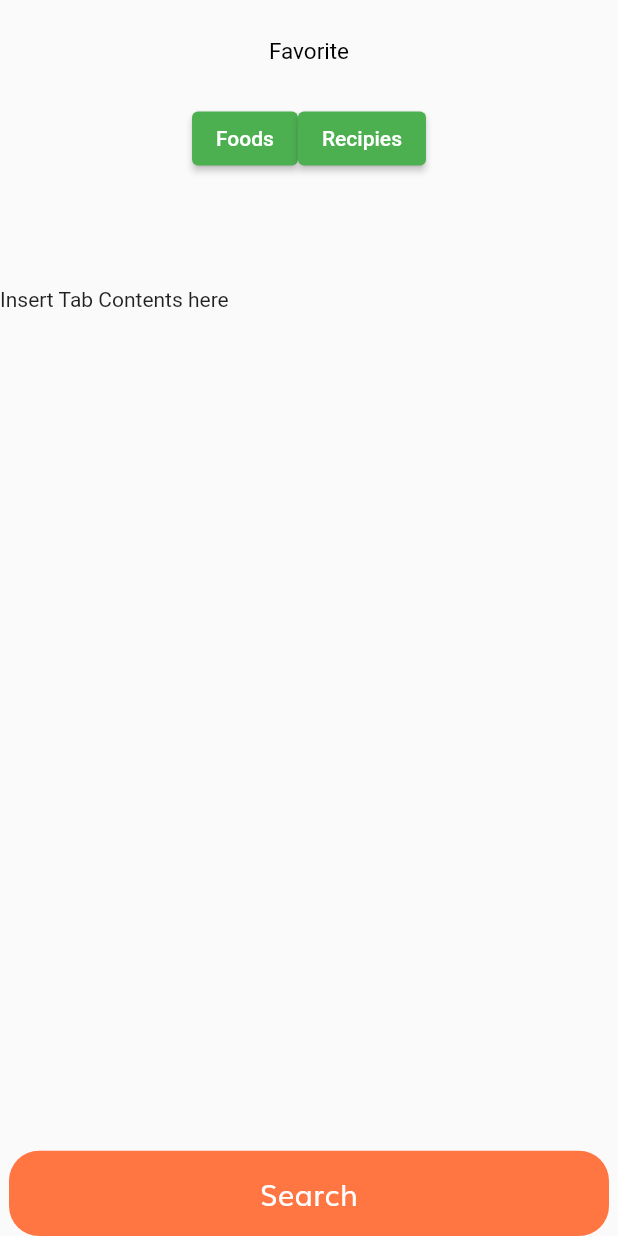
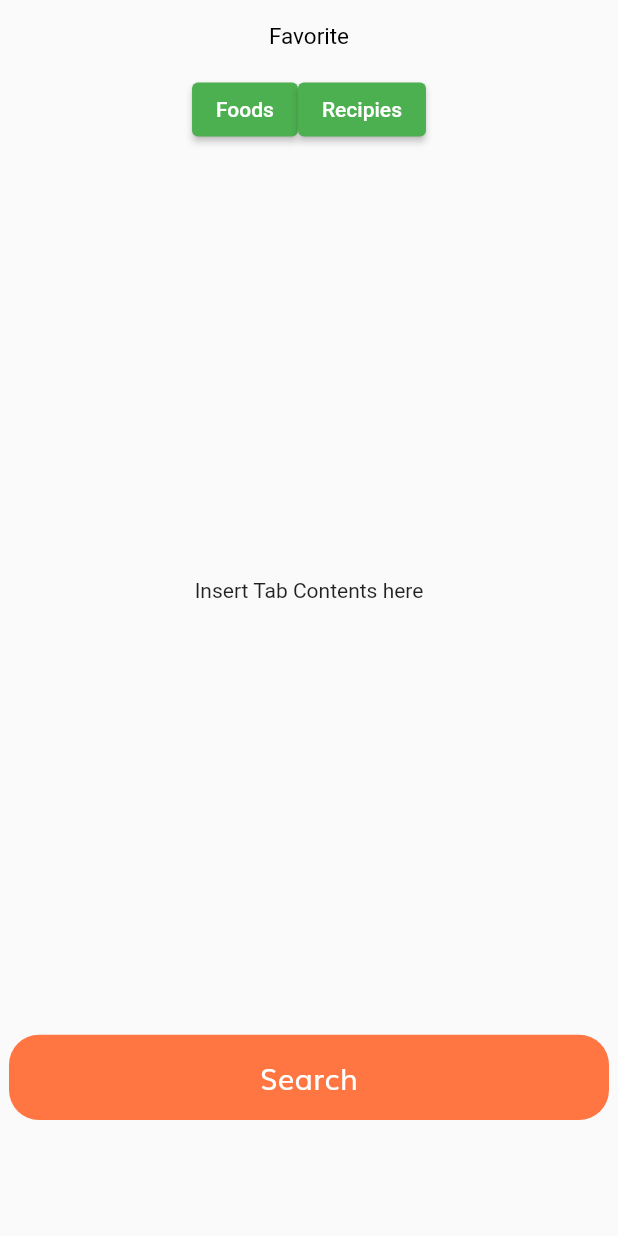
Before and after one commit to MasterChiefCarl/Garces_kCal, a Flutter app: the screen it shows after launch, after a tap on "Get Started", on a phone screen of 412 x 824 dp. Run offline on Flutter 3.47's test engine with Material 2 defaults, Android fonts, the phone set to English and light mode, and no system bars; our stand-ins replace flutter_svg; Roboto replaces fonts that are missing (NudMotoya).

Commit message:
current checkpoint: stoppoint

```diff
--- a/garces_kcal/lib/components/default_snackbar.dart
+++ b/garces_kcal/lib/components/default_snackbar.dart
@@ -1,6 +1,8 @@
 // ignore_for_file: deprecated_member_use, prefer_const_constructors
 
 import 'package:flutter/material.dart';
+import 'package:garces_kcal/config/constants.dart';
+import 'package:garces_kcal/debug/debug.dart';
 
 class DefaultSB {
   final String message;
@@ -20,14 +22,14 @@ class DefaultSB {
         content: Text(message),
         duration: Duration(seconds: 5000000),
         shape: RoundedRectangleBorder(
-          borderRadius: BorderRadius.only(
-              topLeft: Radius.circular(16.0), topRight: Radius.circular(16.0)),
+          borderRadius: BorderRadius.circular(20),
         ),
-        //backgroundColor: Colors.redAccent,
+        backgroundColor: kPrimaryColor,
+
         action: SnackBarAction(
-          textColor: Color(0xFFFAF2FB),
+          textColor: kPrimaryForeTextColor,
           label: 'OK',
-          onPressed: () {},
+          onPressed: () {consoleLog('SnackBar Press: OK');},
         ),
       ),
     );
--- a/garces_kcal/lib/config/constants.dart
+++ b/garces_kcal/lib/config/constants.dart
@@ -1,6 +1,8 @@
 import 'package:flutter/gestures.dart';
 import 'package:flutter/material.dart';
 
+const kPrimaryForeTextColor = Colors.white;
+const kSecondaryForeTextColor = Colors.black;
 const kPrimaryColor = Colors.green;
 const kButtonPrimaryColor = Color(0xFFFF7643);
 const kPrimaryLightColor = Color(0xFFFFECDF);
--- /dev/null
+++ b/garces_kcal/lib/debug/debug.dart
@@ -0,0 +1,3 @@
+consoleLog (String message){
+  print ('Console Message: "$message" recieved');
+}
--- /dev/null
+++ b/garces_kcal/lib/pages/components/home/body.dart
@@ -0,0 +1,138 @@
+// ignore_for_file: prefer_const_constructors, prefer_const_literals_to_create_immutables
+
+import'package:flutter/material.dart';
+import 'package:garces_kcal/components/default_button.dart';
+import 'package:garces_kcal/components/default_snackbar.dart';
+
+class HomePageBody extends StatefulWidget {
+  const HomePageBody({Key? key, required this.title}) : super(key: key);
+
+
+
+  final String title;
+
+  @override
+  State<HomePageBody> createState() => _MHPBState();
+}
+
+class _MHPBState extends State<HomePageBody> {
+  int _counter = 0;
+
+  void _incrementCounter() {
+    setState(() {
+      // This call to setState tells the Flutter framework that something has
+      // changed in this State, which causes it to rerun the build method below
+      // so that the display can reflect the updated values. If we changed
+      // _counter without calling setState(), then the build method would not be
+      // called again, and so nothing would appear to happen.
+      _counter++;
+    });
+  }
+
+  @override
+  Widget build(BuildContext context) {
+    final _kTabPages = <Widget>[
+      Center(child: Icon(Icons.cloud, size: 64.0, color: Colors.teal)),
+      Center(child: Icon(Icons.alarm, size: 64.0, color: Colors.cyan)),
+    ];
+    final _kTabs = <Tab>[
+      Tab(text: 'Foods'),
+      Tab(text: 'Recipies'),
+    ];
+    return Scaffold(
+        body: Column(
+          mainAxisAlignment: MainAxisAlignment.center,
+          crossAxisAlignment: CrossAxisAlignment.center,
+          children: [
+            Spacer(flex:1),
+            Text('Favorite', style: TextStyle(color: Colors.black, fontSize: 15)),
+            Spacer(flex:1),
+            SizedBox(
+              width: double.infinity,
+              child: Center(
+                child: Row(
+                mainAxisAlignment: MainAxisAlignment.center,
+                children: [
+                  ElevatedButton(child:Text('Foods'),onPressed:(){},style: ButtonStyle(),),
+                  ElevatedButton(child:Text('Recipies'),onPressed:(){},style: ButtonStyle(),)
+                ],
+              ),
+              ),
+            ),
+            // TabBarView(
+            //   children: _kTabPages,
+            // ),
+            Spacer(flex:3),
+            SizedBox(
+              width:double.infinity,
+              height:500,
+              child: Column(
+                mainAxisAlignment: MainAxisAlignment.center,
+                crossAxisAlignment: CrossAxisAlignment.center,
+                children: [
+                  Text('Insert Tab Contents here'),
+                ],
+              ),),
+            Spacer(flex:3),
+            DefaultButton(
+              text: 'Search',
+              press: () {DefaultSB.show(context, 'Search Pressed');}
+            ),
+            Spacer(flex:5),
+          ],
+        ),
+    );
+  }
+}
+//  The Scaffold Increment Build
+//   Widget build(BuildContext context) {
+//     // This method is rerun every time setState is called, for instance as done
+//     // by the _incrementCounter method above.
+//     //
+//     // The Flutter framework has been optimized to make rerunning build methods
+//     // fast, so that you can just rebuild anything that needs updating rather
+//     // than having to individually change instances of widgets.
+//     return Scaffold(
+//       appBar: AppBar(
+//         // Here we take the value from the MyHomePage object that was created by
+//         // the App.build method, and use it to set our appbar title.
+//         title: Text(widget.title),
+//       ),
+//       body: Center(
+//         // Center is a layout widget. It takes a single child and positions it
+//         // in the middle of the parent.
+//         child: Column(
+//           // Column is also a layout widget. It takes a list of children and
+//           // arranges them vertically. By default, it sizes itself to fit its
+//           // children horizontally, and tries to be as tall as its parent.
+//           //
+//           // Invoke "debug painting" (press "p" in the console, choose the
+//           // "Toggle Debug Paint" action from the Flutter Inspector in Android
+//           // Studio, or the "Toggle Debug Paint" command in Visual Studio Code)
+//           // to see the wireframe for each widget.
+//           //
+//           // Column has various properties to control how it sizes itself and
+//           // how it positions its children. Here we use mainAxisAlignment to
+//           // center the children vertically; the main axis here is the vertical
+//           // axis because Columns are vertical (the cross axis would be
+//           // horizontal).
+//           mainAxisAlignment: MainAxisAlignment.center,
+//           children: <Widget>[
+//             const Text(
+//               'You have pushed the button this many times:',
+//             ),
+//             Text(
+//               '$_counter',
+//               style: Theme.of(context).textTheme.headline4,
+//             ),
+//           ],
+//         ),
+//       ),
+//       floatingActionButton: FloatingActionButton(
+//         onPressed: _incrementCounter,
+//         tooltip: 'Increment',
+//         child: const Icon(Icons.add),
+//       ), // This trailing comma makes auto-formatting nicer for build methods.
+//     );
+//   }
+// }
--- a/garces_kcal/lib/pages/components/welcome/body.dart
+++ b/garces_kcal/lib/pages/components/welcome/body.dart
@@ -2,12 +2,13 @@
 
 import 'package:flutter/material.dart';
 import 'package:garces_kcal/components/default_snackbar.dart';
+import 'package:garces_kcal/debug/debug.dart';
 import '../../../config/constants.dart';
 import '../../../config/size_config.dart';
 import '../../home.dart';
 
 // This is the best practice
-import 'welcome_content.dart';
+import 'obnoardingpage.dart';
 import '../../../components/default_button.dart';
 import '../../../services/lists.dart';
 
@@ -37,7 +38,7 @@ class _WCBodyState extends State<WCBody> {
                   });
                 },
                 itemCount: splashData.length,
-                itemBuilder: (context, index) => WelcomeContent(
+                itemBuilder: (context, index) => OnboardingPage(
                   image: splashData[index]["image"],
                   text: splashData[index]['text'],
                   textHeader: splashData[index]['textHeader'],
@@ -63,10 +64,11 @@ class _WCBodyState extends State<WCBody> {
                     DefaultButton(
                       text: "Get Started",
                       press: () {
+                        consoleLog('Default Button: "Get Started" was Pressed');
                         Navigator.pushReplacement(
                             context,
                             MaterialPageRoute(
-                                builder: (context) => const MyHomePage(
+                                builder: (context) =>  HomePage(
                                       title: 'Home Page',
                                     )));
                       },
--- a/garces_kcal/lib/pages/components/welcome/welcome_content.dart
+++ b/garces_kcal/lib/pages/components/welcome/obnoardingpage.dart
@@ -5,8 +5,8 @@ import 'package:flutter/material.dart';
 import '../../../config/constants.dart';
 import '../../../config/size_config.dart';
 
-class WelcomeContent extends StatelessWidget {
-  const WelcomeContent({
+class OnboardingPage extends StatelessWidget {
+  const OnboardingPage({
     Key? key,
     this.textHeader,
     this.text,
--- a/garces_kcal/lib/pages/home.dart
+++ b/garces_kcal/lib/pages/home.dart
@@ -1,144 +1,20 @@
-// ignore_for_file: prefer_const_constructors
+// ignore_for_file: prefer_const_constructors, prefer_const_literals_to_create_immutables, unused_field, prefer_const_constructors_in_immutables
 
 import 'package:flutter/material.dart';
-import 'package:garces_kcal/components/default_button.dart';
-import 'package:garces_kcal/components/default_snackbar.dart';
+import 'package:garces_kcal/config/size_config.dart';
+import 'package:garces_kcal/pages/components/home/body.dart';
 
-class MyHomePage extends StatefulWidget {
-  const MyHomePage({Key? key, required this.title}) : super(key: key);
 
-  // This widget is the home page of your application. It is stateful, meaning
-  // that it has a State object (defined below) that contains fields that affect
-  // how it looks.
+class HomePage extends StatelessWidget {
+  static String routeName = "/home";
 
-  // This class is the configuration for the state. It holds the values (in this
-  // case the title) provided by the parent (in this case the App widget) and
-  // used by the build method of the State. Fields in a Widget subclass are
-  // always marked "final".
-
+  const HomePage({Key? key, required this.title}) : super(key: key);
   final String title;
-
-  @override
-  State<MyHomePage> createState() => _MyHomePageState();
-}
-
-class _MyHomePageState extends State<MyHomePage> {
-  int _counter = 0;
-
-  void _incrementCounter() {
-    setState(() {
-      // This call to setState tells the Flutter framework that something has
-      // changed in this State, which causes it to rerun the build method below
-      // so that the display can reflect the updated values. If we changed
-      // _counter without calling setState(), then the build method would not be
-      // called again, and so nothing would appear to happen.
-      _counter++;
-    });
-  }
-
   @override
   Widget build(BuildContext context) {
-    final _kTabPages = <Widget>[
-      Center(child: Icon(Icons.cloud, size: 64.0, color: Colors.teal)),
-      Center(child: Icon(Icons.alarm, size: 64.0, color: Colors.cyan)),
-    ];
-    final _kTabs = <Tab>[
-      Tab(text: 'Foods'),
-      Tab(text: 'Recipies'),
-    ];
+    SizeConfig().init(context);
     return Scaffold(
-
-        // appBar: AppBar(
-        //   title: Text('Favorites', style: TextStyle()),
-        //   // backgroundColor: Colors.teal,
-
-        //     bottom:TabBar(
-        //     tabs: _kTabs,
-        //   ),
-        // ),
-        body: Column(
-          mainAxisAlignment: MainAxisAlignment.center,
-          crossAxisAlignment: CrossAxisAlignment.center,
-          children: [
-            Spacer(flex:1),
-            Text('Favorite', style: TextStyle(color: Colors.black, fontSize: 15)),
-            Spacer(flex:1),
-            SizedBox(
-              child: Center(
-                child: Row(
-                mainAxisAlignment: MainAxisAlignment.center,
-                children: [
-                  // TabBar(tabs: _kTabs,)
-                  ElevatedButton(child:Text('Foods'),onPressed:(){},style: ButtonStyle(),),
-                  ElevatedButton(child:Text('Recipies'),onPressed:(){},style: ButtonStyle(),)
-                ],
-              ),
-              ),
-            ),
-            // TabBarView(
-            //   children: _kTabPages,
-            // ),
-            Spacer(flex:3),
-            SizedBox(width:double.infinity, height:500,child: Text('Insert Tab Contents here'),),
-            Spacer(flex:3),
-            DefaultButton(
-              text: 'Search',
-              press: () {DefaultSB.show(context, 'Search Pressed');}
-            )
-          ],
-        ),
+      body: HomePageBody(title: title,),
     );
   }
 }
-//  The Scaffold Increment Build
-//   Widget build(BuildContext context) {
-//     // This method is rerun every time setState is called, for instance as done
-//     // by the _incrementCounter method above.
-//     //
-//     // The Flutter framework has been optimized to make rerunning build methods
-//     // fast, so that you can just rebuild anything that needs updating rather
-//     // than having to individually change instances of widgets.
-//     return Scaffold(
-//       appBar: AppBar(
-//         // Here we take the value from the MyHomePage object that was created by
-//         // the App.build method, and use it to set our appbar title.
-//         title: Text(widget.title),
-//       ),
-//       body: Center(
-//         // Center is a layout widget. It takes a single child and positions it
-//         // in the middle of the parent.
-//         child: Column(
-//           // Column is also a layout widget. It takes a list of children and
-//           // arranges them vertically. By default, it sizes itself to fit its
-//           // children horizontally, and tries to be as tall as its parent.
-//           //
-//           // Invoke "debug painting" (press "p" in the console, choose the
-//           // "Toggle Debug Paint" action from the Flutter Inspector in Android
-//           // Studio, or the "Toggle Debug Paint" command in Visual Studio Code)
-//           // to see the wireframe for each widget.
-//           //
-//           // Column has various properties to control how it sizes itself and
-//           // how it positions its children. Here we use mainAxisAlignment to
-//           // center the children vertically; the main axis here is the vertical
-//           // axis because Columns are vertical (the cross axis would be
-//           // horizontal).
-//           mainAxisAlignment: MainAxisAlignment.center,
-//           children: <Widget>[
-//             const Text(
-//               'You have pushed the button this many times:',
-//             ),
-//             Text(
-//               '$_counter',
-//               style: Theme.of(context).textTheme.headline4,
-//             ),
-//           ],
-//         ),
-//       ),
-//       floatingActionButton: FloatingActionButton(
-//         onPressed: _incrementCounter,
-//         tooltip: 'Increment',
-//         child: const Icon(Icons.add),
-//       ), // This trailing comma makes auto-formatting nicer for build methods.
-//     );
-//   }
-// }
--- a/garces_kcal/lib/pages/splash.dart
+++ b/garces_kcal/lib/pages/splash.dart
@@ -1,5 +1,3 @@
-// ignore_for_file: prefer_const_constructors, avoid_unnecessary_containers
-
 import 'package:flutter/material.dart';
 import 'welcome_screen.dart';
 
@@ -14,10 +12,10 @@ class _SplashScreenState extends State<SplashScreen> {
   @override
   initState() {
     super.initState();
-    _navigatetohome();
+    _navigatetowelcome();
   }
 
-  _navigatetohome() async {
+  _navigatetowelcome() async {
     await Future.delayed(Duration(seconds: 5), () {});
     Navigator.pushReplacement(
         context, MaterialPageRoute(builder: (context) => WelcomeScreen()));
@@ -34,11 +32,15 @@ class _SplashScreenState extends State<SplashScreen> {
           fit: BoxFit.cover,
         ),
         Scaffold(
-          backgroundColor: Color.fromRGBO(20,7,0, 0.5),
-          body: Center(
-            child: Container(
+          backgroundColor: Color.fromRGBO(20, 7, 0, 0.5),
+          body: Column(
+            mainAxisAlignment: MainAxisAlignment.center,
+            crossAxisAlignment: CrossAxisAlignment.center,
+            children: const [
+              Center(
                 child: Text(
                   'kCal',
+                  textAlign: TextAlign.center,
                   style: TextStyle(
                     fontSize: 45,
                     fontWeight: FontWeight.bold,
@@ -46,6 +48,19 @@ class _SplashScreenState extends State<SplashScreen> {
                   ),
                 ),
               ),
+              SizedBox(height:300),
+              Center(
+                child: Text(
+                  'da Garces',
+                  textAlign: TextAlign.center,
+                  style: TextStyle(
+                    fontSize: 15,
+                    fontWeight: FontWeight.bold,
+                    color: Colors.white,
+                  ),
+                ),
+              ),
+            ],
           ),
         ),
       ],
```
Lines whose indentation alone changed are shown as unchanged.
